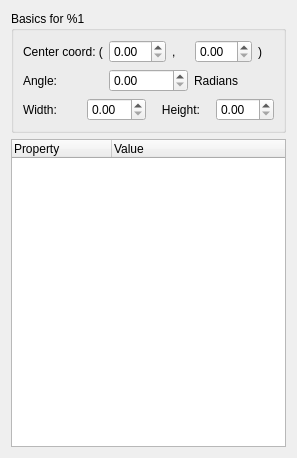
Old version of the form src/view/EditObjectDialog.ui in the repository the-butterfly-effect/tbe.
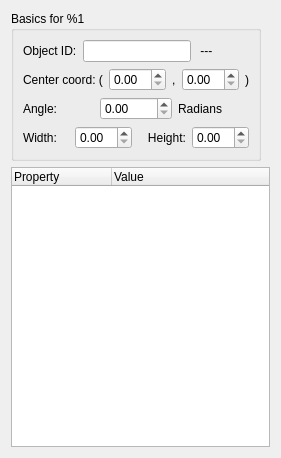
New version of the form.

Commit message: Add Object ID to EditObjectDialog ui (needed for goals, butterfly, joints).

Patch:
```diff
--- a/src/view/EditObjectDialog.ui
+++ b/src/view/EditObjectDialog.ui
@@ -6,7 +6,7 @@
    <rect>
     <x>0</x>
     <y>0</y>
-    <width>297</width>
+    <width>281</width>
     <height>458</height>
    </rect>
   </property>
@@ -16,10 +16,62 @@
   <layout class="QVBoxLayout" name="verticalLayout_2">
    <item>
     <widget class="QGroupBox" name="groupBox">
+     <property name="sizePolicy">
+      <sizepolicy hsizetype="Maximum" vsizetype="Preferred">
+       <horstretch>0</horstretch>
+       <verstretch>0</verstretch>
+      </sizepolicy>
+     </property>
      <property name="title">
       <string>Basics for %1</string>
      </property>
      <layout class="QVBoxLayout" name="verticalLayout">
+      <item>
+       <layout class="QHBoxLayout" name="horizontalLayout_4">
+        <item>
+         <widget class="QLabel" name="label_8">
+          <property name="text">
+           <string>Object ID:</string>
+          </property>
+         </widget>
+        </item>
+        <item>
+         <widget class="QLineEdit" name="lineEditID">
+          <property name="sizePolicy">
+           <sizepolicy hsizetype="Maximum" vsizetype="Fixed">
+            <horstretch>0</horstretch>
+            <verstretch>0</verstretch>
+           </sizepolicy>
+          </property>
+          <property name="minimumSize">
+           <size>
+            <width>100</width>
+            <height>20</height>
+           </size>
+          </property>
+          <property name="maximumSize">
+           <size>
+            <width>300</width>
+            <height>100</height>
+           </size>
+          </property>
+          <property name="text">
+           <string notr="true"/>
+          </property>
+          <property name="maxLength">
+           <number>32</number>
+          </property>
+         </widget>
+        </item>
+        <item>
+         <widget class="QLabel" name="labelUnique">
+          <property name="text">
+           <string notr="true" extracomment="no need to translate this text"> --- </string>
+          </property>
+         </widget>
+        </item>
+       </layout>
+      </item>
       <item>
        <layout class="QHBoxLayout" name="horizontalLayout">
         <item>
```
Left out of the diff: 2 changed lines with no effect on the pictures. The commit also changes 1 other file.
